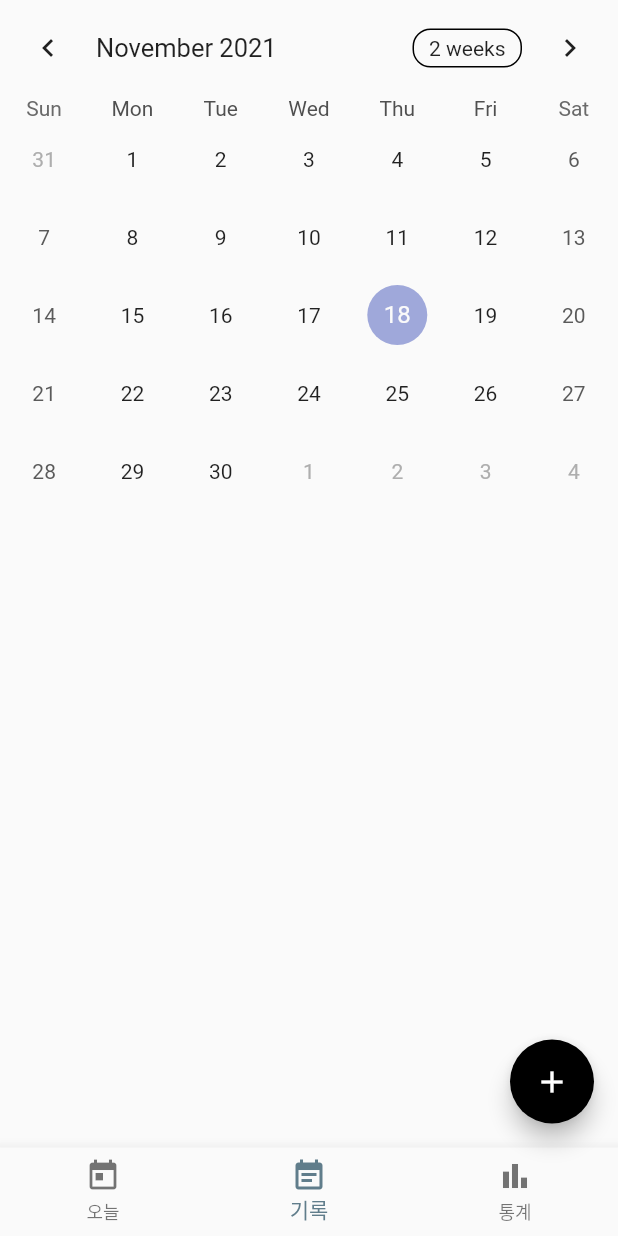
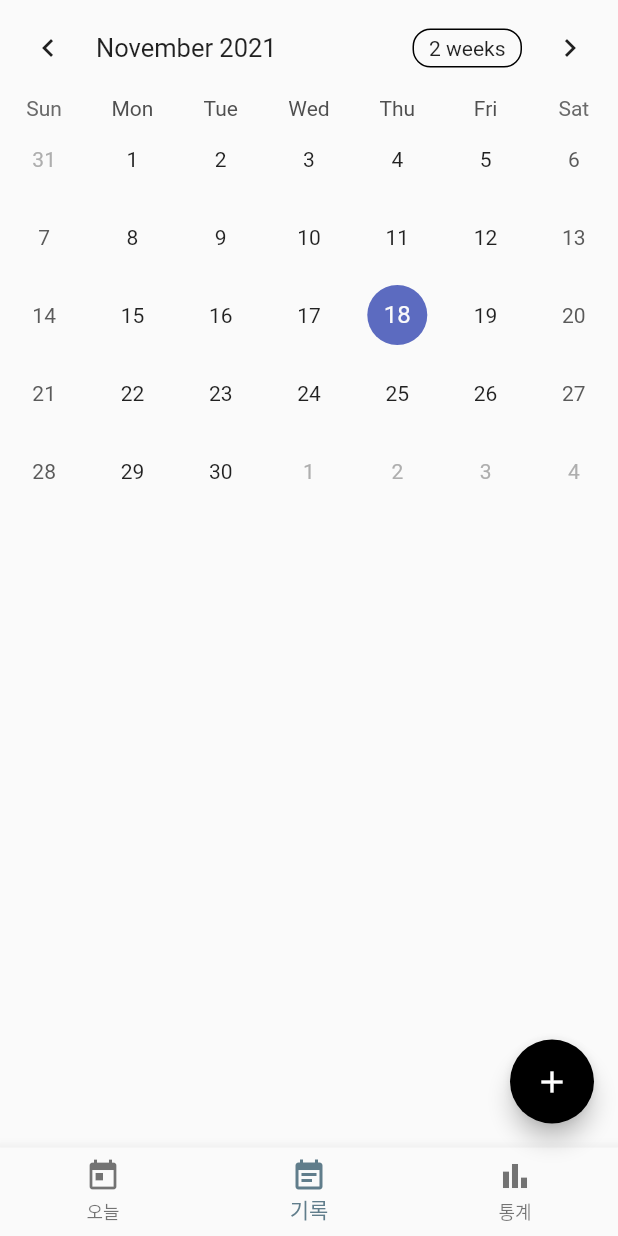
Before and after one commit to Jang-zn/dailylog_flutterStudy, a Flutter app: the screen it shows after launch, item 2 of the bottom bar chosen, on a phone screen of 412 x 824 dp. Run offline on Flutter 3.47's test engine with Material 2 defaults, Android fonts, the phone set to English and light mode, and no system bars; drawn by our look-alikes of table_calendar; our stand-ins replace sqflite; accounts and stored records are empty.

```diff
--- a/lib/data/database.dart
+++ b/lib/data/database.dart
@@ -47,7 +47,7 @@ class DatabaseHelper{
     List<Diary> d = await getDiaryFromDate(diary.date);
 
 
-    if(d.isEmpty){
+    if(d==null){
       Map<String, dynamic> row = {
         "title" : diary.title,
         "date" : diary.date,
--- a/lib/main.dart
+++ b/lib/main.dart
@@ -49,18 +49,23 @@ class _DailyLogMainState extends State<DailyLogMain> {
     "assets/img/weather4.png"
   ];
 
+  CalendarFormat _calendarFormat = CalendarFormat.month;
+  DateTime _focusedDay = DateTime.now();
+  DateTime _selectedDay = DateTime.now();
+  List<Diary> selectedDiary = [];
+
   @override
-  void initState() {
+  void initState() async {
     super.initState();
     getTodayDiary();
+    selectedDiary = await dbHelper.getDiaryFromDate(Utils.getFormatTime(_selectedDay));
   }
 
   void getTodayDiary() async {
     List<Diary> list = await dbHelper.getDiaryFromDate(Utils.getFormatTime(DateTime.now()));
-    if(list.isNotEmpty){
-      todayDiary=list.first;
-      getPage();
+    if(list.isNotEmpty) {
       setState(() {
+        todayDiary = list.first;
       });
     }
   }
@@ -118,20 +123,93 @@ class _DailyLogMainState extends State<DailyLogMain> {
     }
   }
 
-  Widget getHistory(){
+
+
+
+
+
+  Widget getHistory() {
+    if(selectedDiary==null){
+      Container();
+    }
     return ListView.builder(
-        itemCount: 3,
+        itemCount: 2,
         itemBuilder: (ctx, idx) {
           if(idx==0){
             return Container(
               child: TableCalendar(
                 firstDay: DateTime.utc(2021,1,1),
                 lastDay:DateTime.utc(2030,12,31),
-                focusedDay: DateTime.now(),
+                focusedDay: _focusedDay,
+                selectedDayPredicate: (day) {
+                  return isSameDay(_selectedDay, day);
+                },
+                onDaySelected: (selectedDay, focusedDay)async {
+                  selectedDiary = await dbHelper.getDiaryFromDate(Utils.getFormatTime(selectedDay));
+                  setState(() {
+                    _selectedDay = selectedDay;
+                    _focusedDay = focusedDay; // update `_focusedDay` here as well
+                  });
+                },
+                calendarFormat: _calendarFormat,
+                onFormatChanged: (format) {
+                  setState(() {
+                    _calendarFormat = format;
+                  });
+                },
               ),
             );
           }else{
-            return Container();
+            if(selectedDiary.isEmpty){
+              return Container();
+            }
+            return Column(
+                children:[
+                  Row(
+                      mainAxisAlignment: MainAxisAlignment.spaceBetween,
+                      children:[
+                        Container(
+                          child : Text(""
+                              "${Utils.numToDateTime(selectedDiary.first.date).year}."
+                              "${Utils.numToDateTime(selectedDiary.first.date).month}."
+                              "${Utils.numToDateTime(selectedDiary.first.date).day}",
+                              style:TextStyle(fontWeight: FontWeight.bold, fontSize: 20)),
+                          padding:EdgeInsets.all(6),
+                          margin:EdgeInsets.all(10),
+                          decoration: BoxDecoration(
+                            borderRadius: BorderRadius.circular(10),
+                            color:Colors.grey.withOpacity(0.5),
+                          ),
+                        ),
+                        Container(
+                          child:Image.asset(statusImages[selectedDiary.first.status], fit:BoxFit.contain, width: 60, height:60),
+                          decoration: BoxDecoration(
+                            color: Colors.grey.withOpacity(0.6),
+                            borderRadius: BorderRadius.circular(100),
+                          ),
+                          margin:EdgeInsets.all(10),
+                        ),
+                      ]
+                  ),
+                  Container(
+                      child:Column(
+                        children:[
+                          Text(selectedDiary.first.title, style:TextStyle(fontWeight: FontWeight.bold, fontSize: 20)),
+                          Container(height: 20,),
+                          Text(selectedDiary.first.content)
+                        ],
+                        crossAxisAlignment :CrossAxisAlignment.start,
+                      ),
+                      padding:EdgeInsets.all(10),
+                      margin:EdgeInsets.all(10),
+                      height:350,
+                      decoration:BoxDecoration(
+                        color:Colors.grey.withOpacity(0.6),
+                        borderRadius: BorderRadius.circular(10),
+                      )
+                  )
+                ]
+            );
           }
           return Container();
 
```
